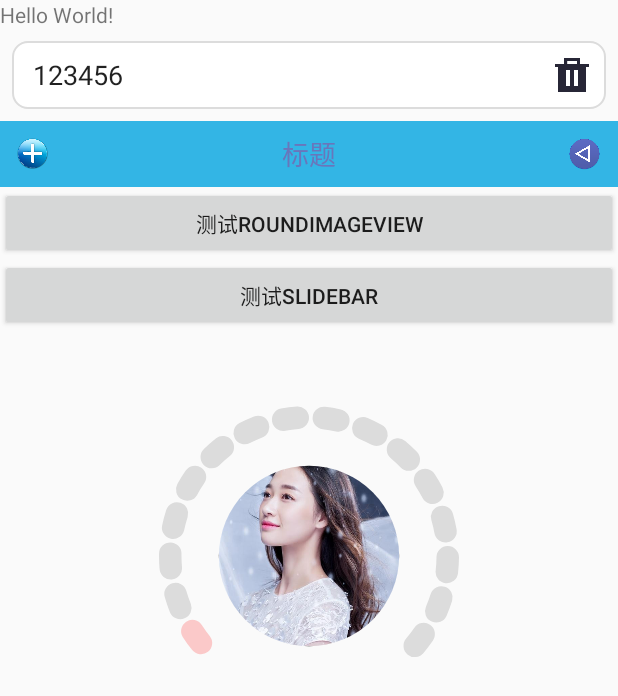
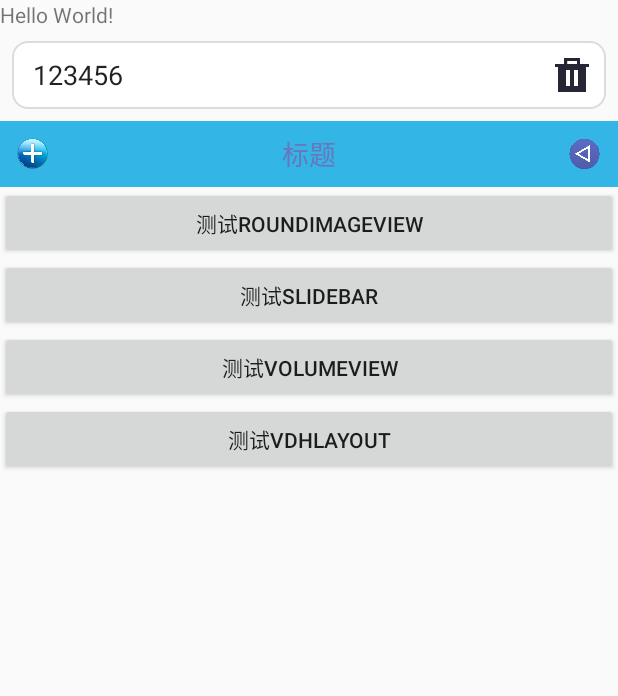
Before and after one commit to fountaintao/CustomControl, an Android app: the screen it shows after launch (MainActivity), on a phone screen of 412 x 824 dp. Shown: the top 696 px of the screen. Run offline under Robolectric (Android 15) with nearby library versions, the phone set to English and light mode, and no system bars.

```diff
--- a/app/src/main/AndroidManifest.xml
+++ b/app/src/main/AndroidManifest.xml
@@ -16,7 +16,9 @@
             </intent-filter>
         </activity>
         <activity android:name=".SlideBarActivity" />
-        <activity android:name=".RoundImageViewActivity"></activity>
+        <activity android:name=".RoundImageViewActivity" />
+        <activity android:name=".TestVDHLayoutActivity" />
+        <activity android:name=".VolumeViewActivity"></activity>
     </application>
 
 </manifest>
--- a/app/src/main/java/com/taoyong/customcontrol/MainActivity.java
+++ b/app/src/main/java/com/taoyong/customcontrol/MainActivity.java
@@ -1,15 +1,11 @@
 package com.taoyong.customcontrol;
 
 import android.content.Intent;
-import android.graphics.Color;
 import android.os.Bundle;
 import android.support.v7.app.AppCompatActivity;
-import android.util.Log;
 import android.view.View;
 import android.widget.Toast;
 
-import com.taoyong.widget.CustomTextView;
-import com.taoyong.widget.VolumeView;
 import com.taoyong.widget.combination.DelInputView;
 import com.taoyong.widget.combination.TitleBar;
 
@@ -59,17 +55,18 @@ public class MainActivity extends AppCompatActivity {
                 startActivity(new Intent(MainActivity.this, RoundImageViewActivity.class));
             }
         });
-        //测试CustomTextView
-        CustomTextView customTextView = (CustomTextView) findViewById(R.id.customTextView);
-        customTextView.setText(520131463);
-        customTextView.setTextSize(customTextView.sp2px(36f));
-        customTextView.setTextColor(Color.BLACK);
         //测试VolumeView
-        VolumeView volumeView = (VolumeView) findViewById(R.id.volumeView);
-        volumeView.addVolumeChangeListener(new VolumeView.VolumeChangeListener() {
+        findViewById(R.id.test_volumeView).setOnClickListener(new View.OnClickListener() {
             @Override
-            public void VolumeChange(int currentVolume) {
-                Log.d(TAG, "VolumeChange: " + currentVolume);
+            public void onClick(View v) {
+                startActivity(new Intent(MainActivity.this, VolumeViewActivity.class));
+            }
+        });
+        //测试VDHLayout
+        findViewById(R.id.test_vdhlayout).setOnClickListener(new View.OnClickListener() {
+            @Override
+            public void onClick(View v) {
+                startActivity(new Intent(MainActivity.this, TestVDHLayoutActivity.class));
             }
         });
     }
--- a/app/src/main/res/layout/activity_main.xml
+++ b/app/src/main/res/layout/activity_main.xml
@@ -38,34 +38,17 @@
             android:layout_height="wrap_content"
             android:text="测试Slidebar" />
 
-        <com.taoyong.widget.CustomTextView
-            android:id="@+id/customTextView"
+        <Button
+            android:id="@+id/test_volumeView"
             android:layout_width="match_parent"
             android:layout_height="wrap_content"
-            android:background="@color/colorPrimary"
-            android:padding="8dp"
-            app:text="1995"
-            app:textColor="@android:color/holo_green_dark"
-            app:textSize="20sp" />
+            android:text="测试VolumeView" />
 
-        <com.taoyong.widget.MultiLineTextView
-            android:layout_width="wrap_content"
+        <Button
+            android:id="@+id/test_vdhlayout"
+            android:layout_width="match_parent"
             android:layout_height="wrap_content"
-            android:background="@color/color_dc"
-            android:padding="8dp" />
-
-        <com.taoyong.widget.VolumeView
-            android:id="@+id/volumeView"
-            android:layout_width="200dp"
-            android:layout_height="300dp"
-            android:layout_gravity="center_horizontal"
-            app:borderWidth="15dp"
-            app:chooseColor="@color/color64ff0000"
-            app:currentVolume="1"
-            app:incomplete="true"
-            app:intervalAngle="3"
-            app:sumVolume="16"
-            app:unChooseColor="@color/color_dc" />
+            android:text="测试VDHLayout" />
 
     </LinearLayout>
 </ScrollView>
```
Also changed, not shown: app/src/main/java/com/taoyong/customcontrol/TestVDHLayoutActivity.java (added, +13 -0 lines), app/src/main/java/com/taoyong/customcontrol/VolumeViewActivity.java (added, +25 -0 lines), app/src/main/res/layout/activity_test_vdhlayout.xml (added, +22 -0 lines), app/src/main/res/layout/activity_volume_view.xml (added, +21 -0 lines), widget/src/main/java/com/taoyong/widget/group/VDHLayout.java (added, +192 -0 lines).
